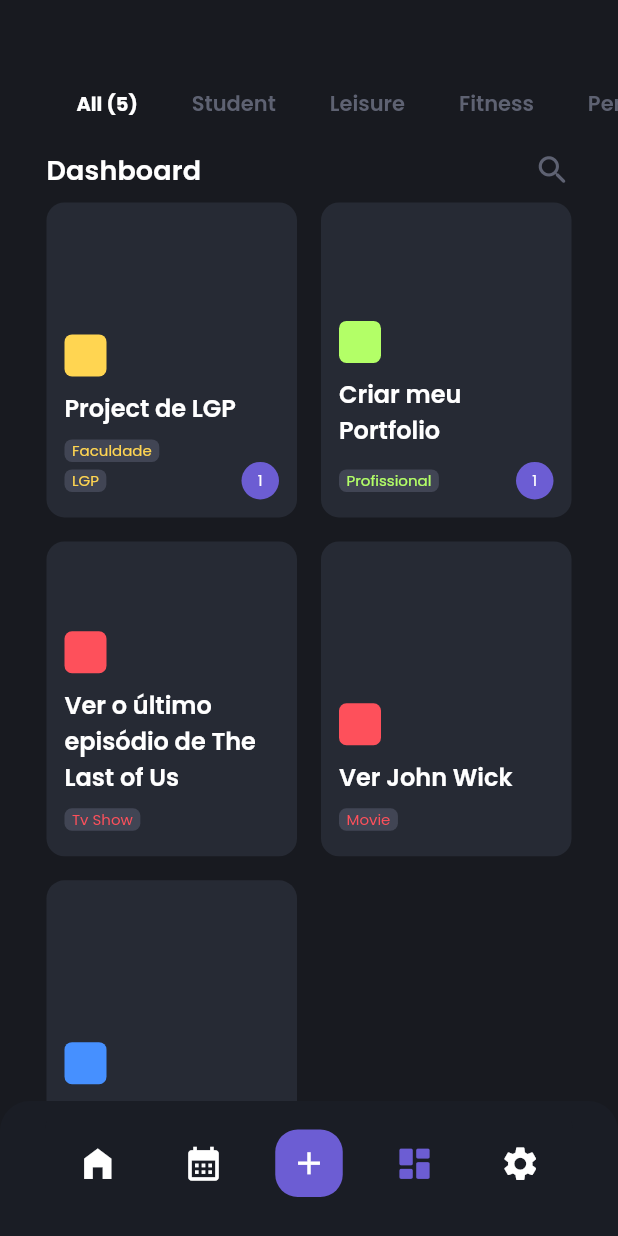
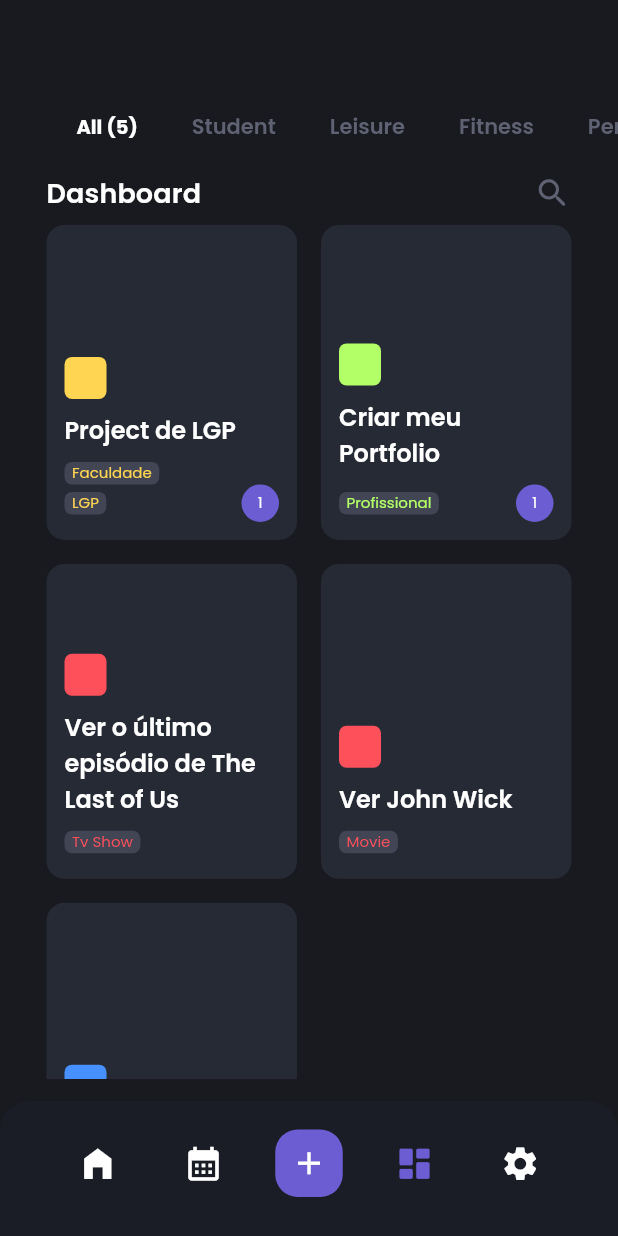
Before and after one commit to DreFlo/lgp-2223-sc1, a Flutter app: the screen it shows after launch, swiped to page 4, on a phone screen of 412 x 824 dp. Run offline on Flutter 3.47's test engine with Material 2 defaults, Android fonts, the phone set to English and light mode, and no system bars; our stand-ins replace floor, flutter_svg, get_it, like_button, lottie, rive and 1 more; missing offline and left inert: books_finder, emojis, tmdb_api; accounts and stored records are empty; generated files the repository leaves out were written again.

Commit message:
Add vertical padding to dashboard.

```diff
--- a/src/lib/pages/dashboard.dart
+++ b/src/lib/pages/dashboard.dart
@@ -101,7 +101,9 @@ class _DashboardState extends State<Dashboard> {
   @override
   Widget build(BuildContext context) {
     return Scaffold(
-      body: Column(
+        body: Container(
+      padding: const EdgeInsets.symmetric(vertical: 15),
+      child: Column(
         mainAxisSize: MainAxisSize.min,
         crossAxisAlignment: CrossAxisAlignment.start,
         children: [
@@ -194,6 +196,6 @@ class _DashboardState extends State<Dashboard> {
           Expanded(child: DashBoardGridView(items: filterItems()))
         ],
       ),
-    );
+    ));
   }
 }
```
